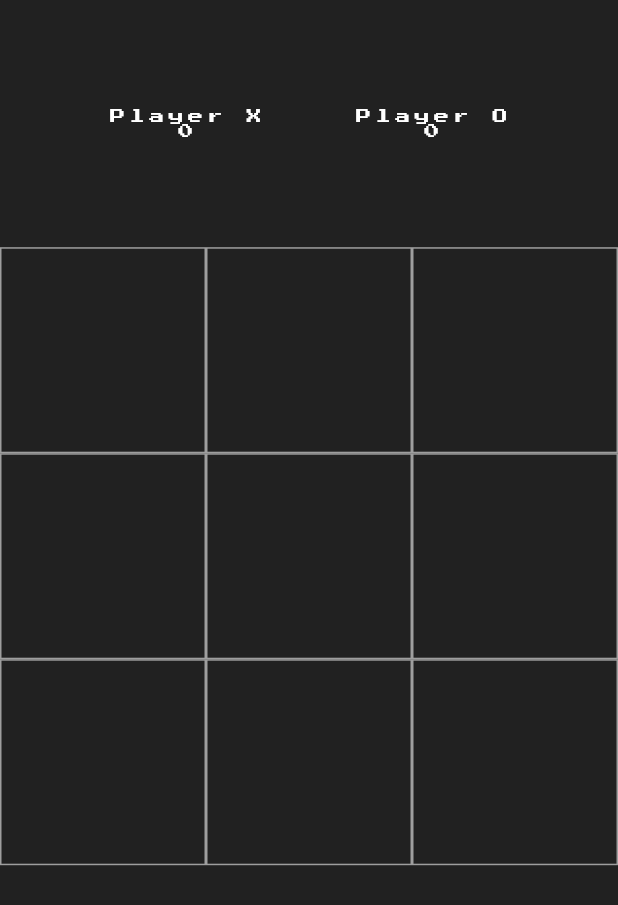
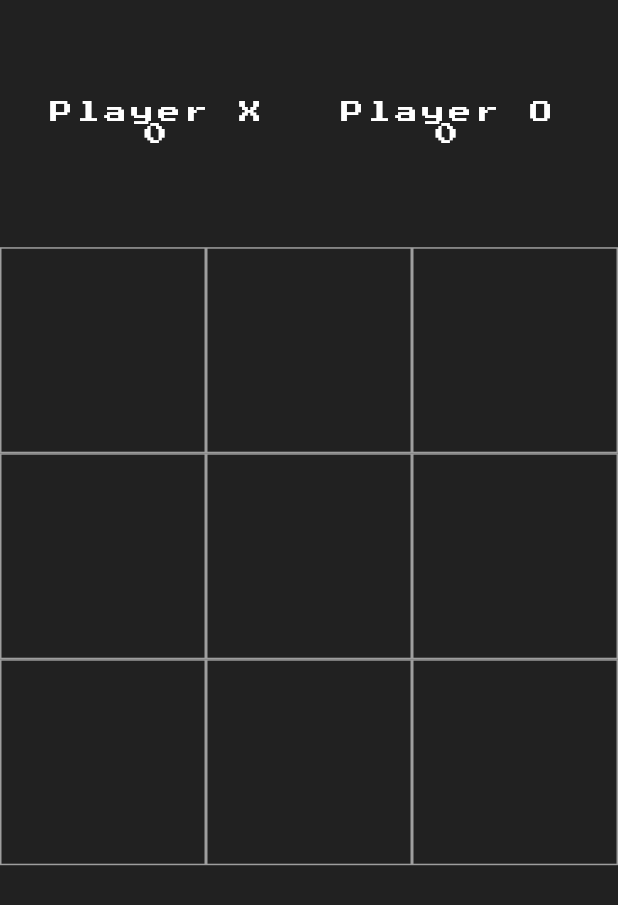
Before and after one commit to matheusm-luz/tictactoe-flutter, a Flutter app: the screen it shows after launch, on a phone screen of 412 x 824 dp. Shown: the top 905 px of the screen. Run offline on Flutter 3.47's test engine with Material 2 defaults, Android fonts, the phone set to English and light mode, and no system bars; our stand-ins replace google_fonts.

Commit message:
Fixed bug on diagonal winner

```diff
--- a/tictactoe/lib/homepage.dart
+++ b/tictactoe/lib/homepage.dart
@@ -27,7 +27,7 @@ class _HomePageState extends State<HomePage> {
       textStyle: TextStyle(color: Colors.black, letterSpacing: 3));
   static var myNewFontWhite = GoogleFonts.pressStart2p(
       textStyle:
-          TextStyle(color: Colors.white, letterSpacing: 3, fontSize: 10));
+          TextStyle(color: Colors.white, letterSpacing: 3, fontSize: 15));
 
   @override
   Widget build(BuildContext context) {
@@ -41,7 +41,7 @@ class _HomePageState extends State<HomePage> {
                 mainAxisAlignment: MainAxisAlignment.center,
                 children: <Widget>[
                   Padding(
-                    padding: const EdgeInsets.all(30.0),
+                    padding: const EdgeInsets.all(20.0),
                     child: Column(
                       mainAxisAlignment: MainAxisAlignment.center,
                       children: [
@@ -175,7 +175,7 @@ class _HomePageState extends State<HomePage> {
     if (displayExOh[2] == displayExOh[4] &&
         displayExOh[2] == displayExOh[6] &&
         displayExOh[2] != '') {
-      _showWinDialog(displayExOh[3]);
+      _showWinDialog(displayExOh[2]);
     }
   }
 
```
Also changed, not shown: tictactoe/analysis_options.yaml (line endings or trailing spaces).
